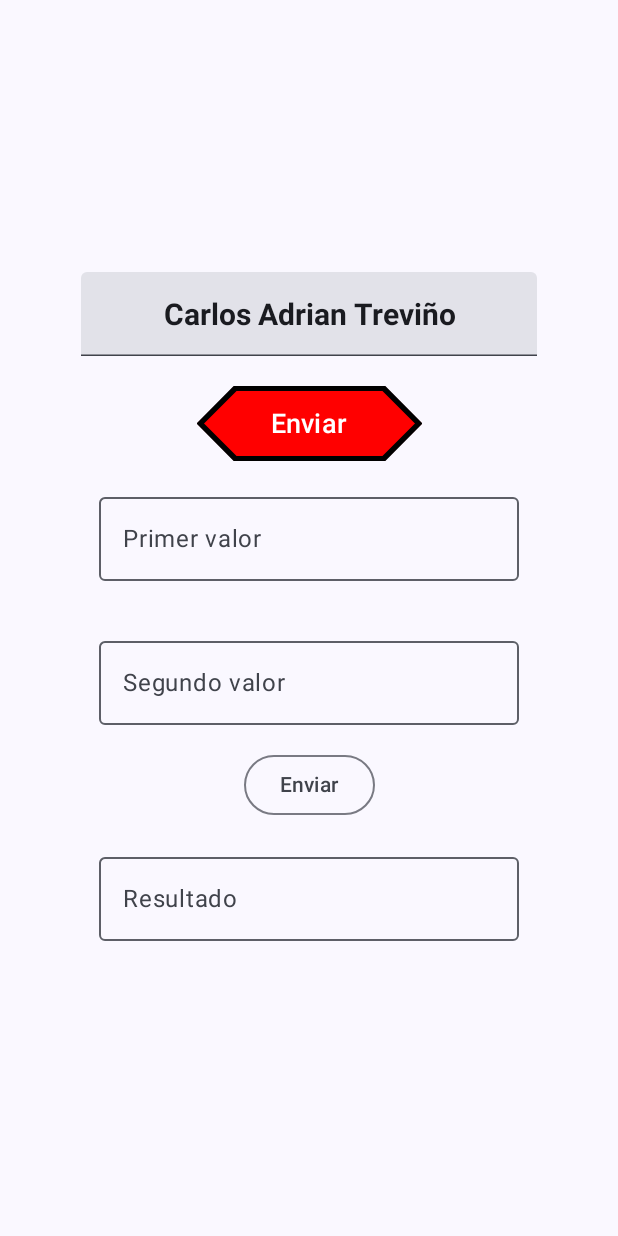
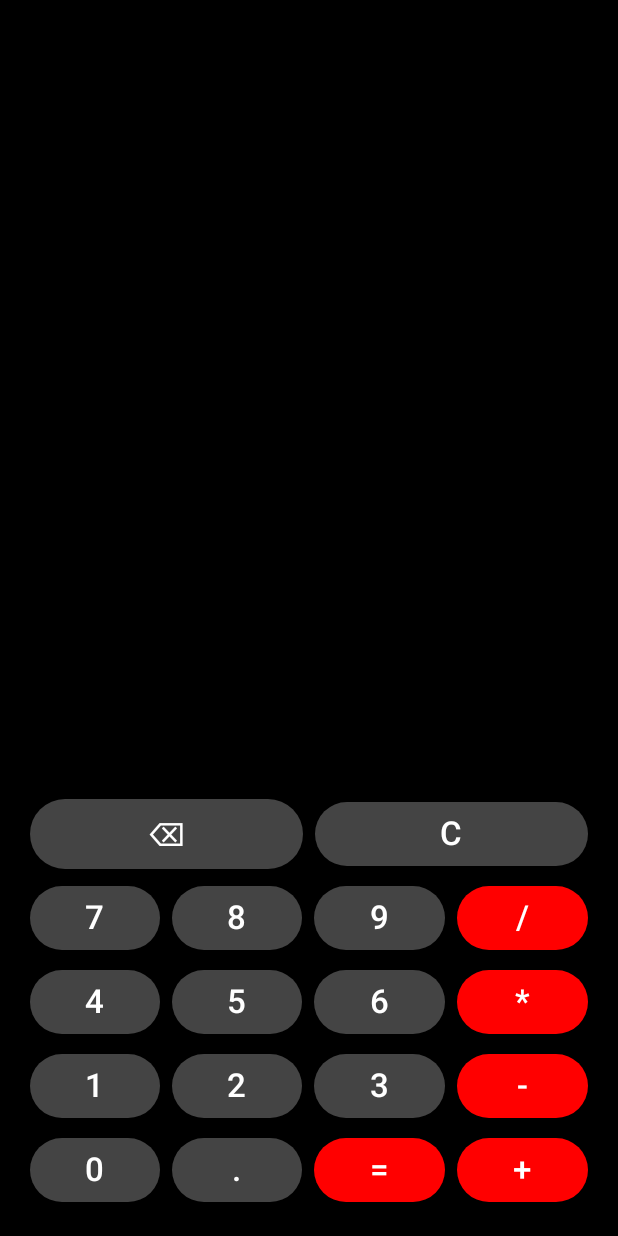
Before and after one commit to CarlosTrev/Practicas, an Android app built with Jetpack Compose: the screen it shows after launch (MainActivity), on a phone screen of 412 x 824 dp. Run offline under Robolectric (Android 15) with nearby library versions, the phone set to English and light mode, and no system bars.

Commit message:
Calculadora terminada, se puede mejorar con detalles de logica para un mmejor funcionamiento

```diff
--- a/app/src/main/java/com/example/practicas/MainActivity.kt
+++ b/app/src/main/java/com/example/practicas/MainActivity.kt
@@ -1,138 +1,191 @@
 package com.example.practicas
 
-import android.content.Context
 import android.os.Bundle
 import androidx.activity.ComponentActivity
-import androidx.compose.runtime.getValue
-import androidx.compose.runtime.setValue
 import androidx.activity.compose.setContent
 import androidx.activity.enableEdgeToEdge
-import androidx.compose.foundation.BorderStroke
-import androidx.compose.foundation.layout.Arrangement
-import androidx.compose.foundation.layout.Column
-import androidx.compose.foundation.layout.Row
-import androidx.compose.foundation.layout.Spacer
-import androidx.compose.foundation.layout.fillMaxSize
-import androidx.compose.foundation.layout.fillMaxWidth
-import androidx.compose.foundation.layout.height
-import androidx.compose.foundation.layout.padding
-import androidx.compose.foundation.layout.width
-import androidx.compose.foundation.shape.CutCornerShape
-import androidx.compose.foundation.shape.RoundedCornerShape
-import androidx.compose.foundation.text.KeyboardOptions
-import androidx.compose.material3.ButtonDefaults
-import androidx.compose.material3.Scaffold
-import androidx.compose.material3.Text
-import androidx.compose.runtime.Composable
-import androidx.compose.material3.Button
-import androidx.compose.material3.OutlinedButton
-import androidx.compose.material3.OutlinedTextField
-import androidx.compose.material3.TextField
-import androidx.compose.material3.Text
-import androidx.compose.runtime.currentCompositionLocalContext
-
-import androidx.compose.runtime.mutableStateOf
-import androidx.compose.runtime.remember
+import androidx.compose.foundation.background
+import androidx.compose.foundation.layout.*
+import androidx.compose.material3.*
+import androidx.compose.runtime.*
 import androidx.compose.ui.Alignment
 import androidx.compose.ui.Modifier
 import androidx.compose.ui.graphics.Color
-import androidx.compose.ui.platform.LocalContext
-import androidx.compose.ui.text.font.FontWeight
-import androidx.compose.ui.text.input.KeyboardCapitalization
-import androidx.compose.ui.text.input.KeyboardType
-import androidx.compose.ui.text.style.TextAlign
-import androidx.compose.ui.tooling.preview.Preview
 import androidx.compose.ui.unit.dp
 import androidx.compose.ui.unit.sp
-import com.example.practicas.ui.theme.PracticasTheme
 
 class MainActivity : ComponentActivity() {
     override fun onCreate(savedInstanceState: Bundle?) {
         super.onCreate(savedInstanceState)
         enableEdgeToEdge()
         setContent {
-            PracticasTheme {
-                Scaffold(modifier = Modifier.fillMaxSize()) { innerPadding ->
-                    PantallaPrincipal(
-                        name = "Android",
-                        modifier = Modifier.padding(innerPadding)
-                    )
+            PantallaPrincipal()
+        }
+    }
+}
+
+@Composable
+fun PantallaPrincipal() {
+    var expression by remember { mutableStateOf("") }
+    var result by remember { mutableStateOf("") }
+
+    val buttons = listOf(
+        listOf("7", "8", "9", "/"),
+        listOf("4", "5", "6", "*"),
+        listOf("1", "2", "3", "-"),
+        listOf("0", ".", "=", "+"),
+    )
+
+    Column(
+        modifier = Modifier
+            .fillMaxSize()
+            .background(Color.Black)
+            .padding(16.dp),
+        verticalArrangement = Arrangement.SpaceBetween
+    ) {
+        // Pantalla
+        Column(
+            modifier = Modifier
+                .fillMaxWidth()
+                .weight(1f)
+                .background(Color.Black),
+            horizontalAlignment = Alignment.End,
+            verticalArrangement = Arrangement.Bottom
+        ) {
+            Text(
+                text = expression,
+                fontSize = 28.sp,
+                color = Color.Red,
+                maxLines = 3
+            )
+            Text(
+                text = result,
+                fontSize = 36.sp,
+                color = Color.White
+            )
+        }
+
+        // Botones borrar y limpiar
+        Row(
+            modifier = Modifier.fillMaxWidth(),
+            horizontalArrangement = Arrangement.SpaceEvenly
+        ) {
+            Button(
+                onClick = { if (expression.isNotEmpty()) expression = expression.dropLast(1) },
+                colors = ButtonDefaults.buttonColors(containerColor = Color.DarkGray),
+                modifier = Modifier.weight(1f).padding(4.dp)
+            ) {
+                Text("⌫", fontSize = 22.sp, color = Color.White)
+            }
+            Button(
+                onClick = {
+                    expression = ""
+                    result = ""
+                },
+                colors = ButtonDefaults.buttonColors(containerColor = Color.DarkGray),
+                modifier = Modifier.weight(1f).padding(4.dp)
+            ) {
+                Text("C", fontSize = 22.sp, color = Color.White)
+            }
+        }
+
+        // Teclado
+        buttons.forEach { row ->
+            Row(
+                modifier = Modifier.fillMaxWidth(),
+                horizontalArrangement = Arrangement.SpaceEvenly
+            ) {
+                row.forEach { label ->
+                    Button(
+                        onClick = {
+                            when (label) {
+                                "=" -> {
+                                    try {
+                                        val evalResult = eval(expression)
+                                        result = evalResult.toString()
+                                    } catch (e: Exception) {
+                                        result = "Error"
+                                    }
+                                }
+                                else -> expression += label
+                            }
+                        },
+                        colors = ButtonDefaults.buttonColors(
+                            containerColor = if (label in listOf("/", "*", "-", "+", "=")) Color.Red else Color.DarkGray
+                        ),
+                        modifier = Modifier
+                            .weight(1f)
+                            .padding(4.dp)
+                    ) {
+                        Text(label, fontSize = 22.sp, color = Color.White)
+                    }
                 }
             }
         }
     }
 }
 
-@Composable
-fun PantallaPrincipal(name: String, modifier: Modifier = Modifier) {
-val context: Context = LocalContext.current
-    var valora by remember { mutableStateOf("") }
-    var valorb by remember { mutableStateOf("") }
-    var resultado by remember { mutableStateOf("") }
-    var nombre by remember { mutableStateOf("Carlos Adrian Treviño")}
-    Column (modifier = modifier
-        .fillMaxSize()
-        .padding(16.dp),
-        horizontalAlignment = Alignment.CenterHorizontally,
-        verticalArrangement = Arrangement.Center){
-        TextField(
-            value = nombre,
-            onValueChange = { nombre = it },
-            modifier = Modifier
-                .fillMaxWidth(0.8f), // 80% del ancho de la pantalla
-            textStyle = androidx.compose.ui.text.TextStyle(
-                fontSize = 20.sp,
-                fontWeight = FontWeight.Bold,
-                textAlign = TextAlign.Center
-            )
-        )
-        Spacer(modifier = Modifier.height(20.dp))
+// Evaluador matemático (respeta jerarquía de operaciones)
+fun eval(expr: String): Double {
+    return object {
+        var i = -1
+        var ch = 0
 
-        Button(
-            onClick = { /* TODO */ },
-            shape = CutCornerShape(40.dp),
-            border = BorderStroke(3.dp, Color.Black),
-            colors = ButtonDefaults.buttonColors(
-                containerColor = Color.Red,
-                contentColor = Color.White
-            ),
-            modifier = Modifier
-                .width(150.dp)
-                .height(50.dp)
-        ) {
-            Text(text = "Enviar", fontSize = 18.sp)
+        fun nextChar() { ch = if (++i < expr.length) expr[i].code else -1 }
+        fun eat(charToEat: Int): Boolean {
+            while (ch == ' '.code) nextChar()
+            if (ch == charToEat) {
+                nextChar()
+                return true
+            }
+            return false
         }
-        Row(modifier.padding(16.dp)) {
-            OutlinedTextField(
-                value = valora,
-                label = {Text("Primer valor")},
-                onValueChange = {valora = it}
-            )
+
+        fun parse(): Double {
+            nextChar()
+            val x = parseExpression()
+            if (i < expr.length) throw RuntimeException("Unexpected: " + expr[i])
+            return x
         }
-        Row(modifier.padding(16.dp)) {
-            OutlinedTextField(
-                value = valorb,
-                label = {Text("Segundo valor")},
-                onValueChange = {valorb = it}
-            )
-        }
-        Row(Modifier.align(Alignment.CenterHorizontally)
-        ){
-            OutlinedButton(onClick = {/*TODO*/
-            val a =  valora.toInt()
-            val b = valorb.toInt()
-            val c = a+b
-            resultado = c.toString()
-            }) {
-                Text(text = "Enviar")
+
+        fun parseExpression(): Double {
+            var x = parseTerm()
+            while (true) {
+                when {
+                    eat('+'.code) -> x += parseTerm()
+                    eat('-'.code) -> x -= parseTerm()
+                    else -> return x
+                }
             }
         }
-        Row(modifier.padding(16.dp)) {
-            OutlinedTextField(
-                value = resultado,
-                label = {Text("Resultado")},
-                onValueChange = {resultado = it}
-            )
+
+        fun parseTerm(): Double {
+            var x = parseFactor()
+            while (true) {
+                when {
+                    eat('*'.code) -> x *= parseFactor()
+                    eat('/'.code) -> x /= parseFactor()
+                    else -> return x
+                }
+            }
         }
-    }
+
+        fun parseFactor(): Double {
+            if (eat('+'.code)) return parseFactor() // unario +
+            if (eat('-'.code)) return -parseFactor() // unario -
+
+            var x: Double
+            val startPos = i
+            if (eat('('.code)) {
+                x = parseExpression()
+                eat(')'.code)
+            } else if (ch >= '0'.code && ch <= '9'.code || ch == '.'.code) {
+                while (ch >= '0'.code && ch <= '9'.code || ch == '.'.code) nextChar()
+                x = expr.substring(startPos, i).toDouble()
+            } else {
+                throw RuntimeException("Unexpected: " + ch.toChar())
+            }
+            return x
+        }
+    }.parse()
 }
```
Also changed, not shown: app/src/main/res/drawable/gettyimages_165900490_612x612.jpg (added), app/src/main/res/drawable/logopractica3.jpg (added).
